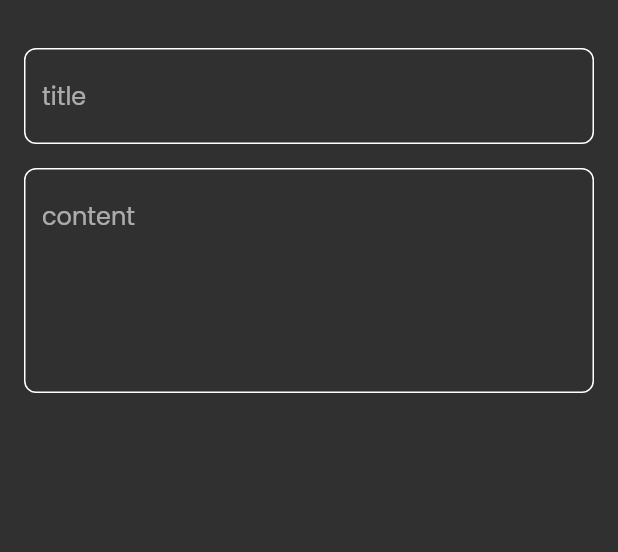
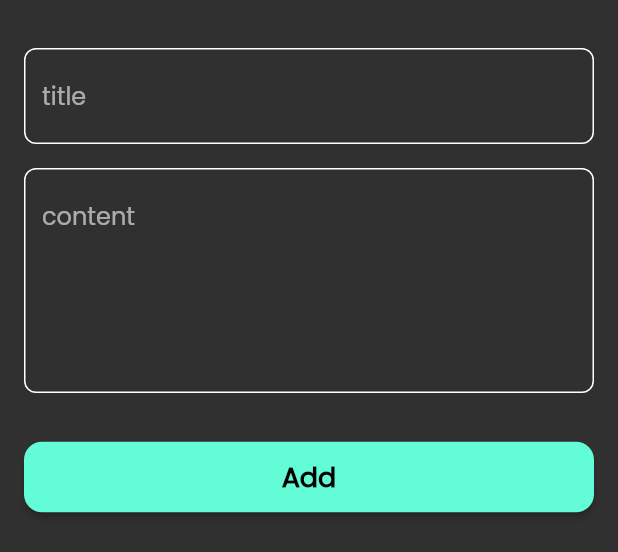
Before and after one commit to MohammedAdel1111/notes_app, a Flutter app: the AddNoteBottomSheet widget shown alone on an empty page, opened directly, on a phone screen of 412 x 824 dp. Shown: the top 552 px of the screen. Run offline on Flutter 3.47's test engine with Material 2 defaults, Android fonts, the phone set to English and light mode, and no system bars; our stand-ins replace font_awesome_flutter.

Commit message:
add custom button

```diff
--- a/lib/widgets/add_note_bottom_sheet.dart
+++ b/lib/widgets/add_note_bottom_sheet.dart
@@ -1,4 +1,7 @@
+import 'package:flutter/gestures.dart';
 import 'package:flutter/material.dart';
+import 'package:notes_app/constants.dart';
+import 'package:notes_app/widgets/custom_button.dart';
 import 'package:notes_app/widgets/custom_text_field.dart';
 
 class AddNoteBottomSheet extends StatelessWidget {
@@ -19,6 +22,9 @@ class AddNoteBottomSheet extends StatelessWidget {
             hint: 'content',
             maxLines: 5,
           ),
+          SizedBox(height: 32),
+          CustomButton(),
+          SizedBox(height: 16)
         ],
       ),
     );
--- /dev/null
+++ b/lib/widgets/custom_button.dart
@@ -0,0 +1,33 @@
+import 'package:flutter/material.dart';
+import 'package:notes_app/constants.dart';
+
+class CustomButton extends StatelessWidget {
+  const CustomButton({super.key});
+
+  @override
+  Widget build(BuildContext context) {
+    return SizedBox(
+      width: double.infinity,
+      child: ElevatedButton(
+        style: ButtonStyle(
+          backgroundColor: MaterialStateProperty.all(KPrimaryColor),
+          shape: MaterialStateProperty.all<RoundedRectangleBorder>(
+            RoundedRectangleBorder(borderRadius: BorderRadius.circular(12)),
+          ),
+        ),
+        onPressed: () {},
+        child: Padding(
+          padding: const EdgeInsets.symmetric(vertical: 10),
+          child: Text(
+            'Add',
+            style: TextStyle(
+              color: Colors.black,
+              fontSize: 18,
+              fontWeight: FontWeight.bold,
+            ),
+          ),
+        ),
+      ),
+    );
+  }
+}
```
